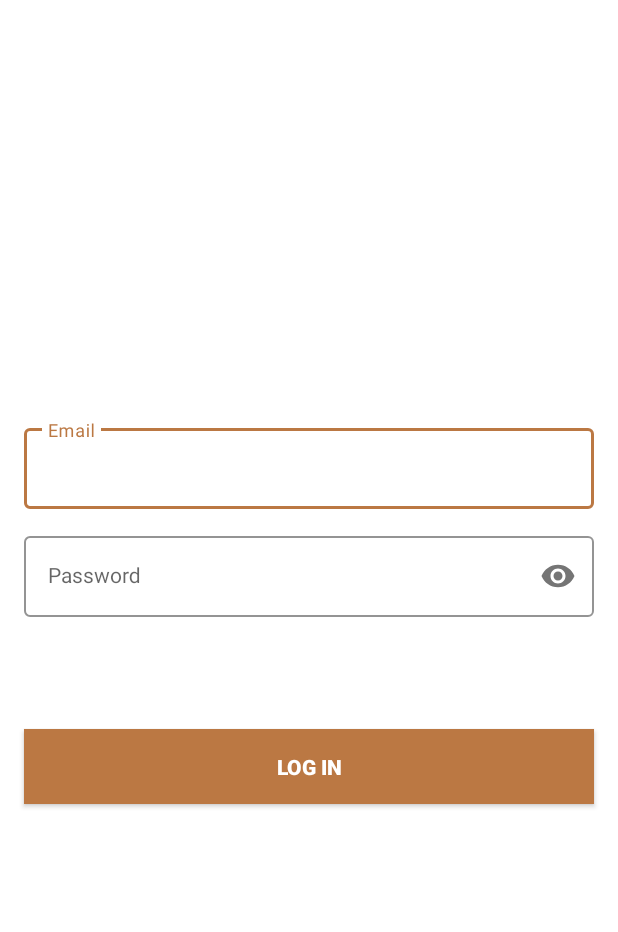
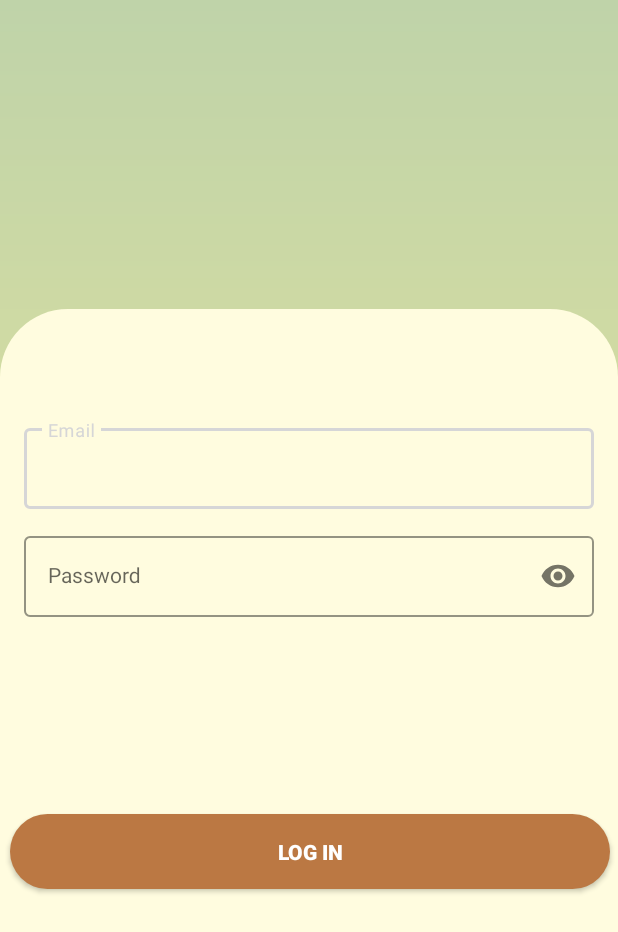
Before and after one commit to gelaelala/WanderPaw-Project, an Android app: the screen it shows after launch (LogInActivity), on a phone screen of 412 x 824 dp. Shown: the top 932 px of the screen. Run offline under Robolectric (Android 15) with nearby library versions, the phone set to English and light mode, and no system bars; our stand-ins replace Firebase (no records; nobody signed in at launch, a user with empty details on screens opened directly).

Commit message:
added drawables for rounded rectangle and rounded button, revised the color values in colors.xml, and added gradient background and shape filler in the log in xml file

```diff
--- a/Source Code/app/build.gradle
+++ b/Source Code/app/build.gradle
@@ -33,6 +33,7 @@ android {
     buildFeatures{
         viewBinding = true
     }
+    namespace 'com.codingstuff.loginandsignup'
 
 }
 
--- a/Source Code/app/src/main/AndroidManifest.xml
+++ b/Source Code/app/src/main/AndroidManifest.xml
@@ -1,6 +1,5 @@
 <?xml version="1.0" encoding="utf-8"?>
-<manifest xmlns:android="http://schemas.android.com/apk/res/android"
-    package="com.codingstuff.loginandsignup">
+<manifest xmlns:android="http://schemas.android.com/apk/res/android">
 
     <application
         android:allowBackup="true"
--- /dev/null
+++ b/Source Code/app/src/main/res/drawable/gradient_background.xml
@@ -0,0 +1,8 @@
+<?xml version="1.0" encoding="utf-8"?>
+<shape android:shape="rectangle" xmlns:android="http://schemas.android.com/apk/res/android">
+    <gradient
+        android:angle="270"
+        android:type="linear"
+        android:endColor="#F9ED95"
+        android:startColor="#BFD3A9" />
+</shape>
--- /dev/null
+++ b/Source Code/app/src/main/res/drawable/rectangle_round.xml
@@ -0,0 +1,5 @@
+<?xml version="1.0" encoding="utf-8"?>
+<shape android:shape="rectangle" xmlns:android="http://schemas.android.com/apk/res/android">
+    <solid android:color="@color/dirty_white" />
+    <corners android:topLeftRadius="45dp" android:topRightRadius="45dp"/>
+</shape>
--- /dev/null
+++ b/Source Code/app/src/main/res/drawable/roundedbutton.xml
@@ -0,0 +1,9 @@
+<?xml version="1.0" encoding="utf-8"?>
+<shape android:shape="rectangle"
+    xmlns:android="http://schemas.android.com/apk/res/android">
+    <solid android:color="@color/light_brown" />
+    <corners android:topRightRadius="25dp"
+        android:topLeftRadius="25dp"
+        android:bottomLeftRadius="25dp"
+        android:bottomRightRadius="25dp" />
+</shape>
--- a/Source Code/app/src/main/res/layout/activity_log_in.xml
+++ b/Source Code/app/src/main/res/layout/activity_log_in.xml
@@ -4,7 +4,43 @@
     xmlns:tools="http://schemas.android.com/tools"
     android:layout_width="match_parent"
     android:layout_height="match_parent"
+    android:background="@drawable/gradient_background"
     tools:context=".LogInActivity">
+
+    <androidx.constraintlayout.widget.Guideline
+        android:id="@+id/line_half"
+        android:layout_width="wrap_content"
+        android:layout_height="wrap_content"
+        android:orientation="horizontal"
+        app:layout_constraintGuide_percent="0.25" />
+
+    <androidx.constraintlayout.widget.ConstraintLayout
+        android:id="@+id/constraintLayout"
+        android:layout_width="match_parent"
+        android:layout_height="0dp"
+        android:background="@drawable/rectangle_round"
+        app:layout_constraintBottom_toBottomOf="parent"
+        app:layout_constraintTop_toTopOf="@id/line_half" >
+
+        <androidx.appcompat.widget.AppCompatButton
+            android:id="@+id/button"
+            android:layout_width="400dp"
+            android:layout_height="50dp"
+            android:layout_marginStart="6dp"
+            android:layout_marginTop="302dp"
+            android:layout_marginEnd="5dp"
+            android:layout_marginBottom="197dp"
+            android:background="@drawable/roundedbutton"
+            android:text="@string/log_in"
+            android:textColor="@color/white"
+            android:textStyle="bold"
+            app:layout_constraintBottom_toBottomOf="parent"
+            app:layout_constraintEnd_toEndOf="parent"
+            app:layout_constraintStart_toStartOf="parent"
+            app:layout_constraintTop_toTopOf="parent"
+            tools:layout_conversion_absoluteHeight="50dp"
+            tools:layout_conversion_absoluteWidth="395dp" />
+    </androidx.constraintlayout.widget.ConstraintLayout>
 
 
     <com.google.android.material.textfield.TextInputLayout
@@ -37,7 +73,6 @@
         android:layout_height="60sp"
         android:layout_marginHorizontal="16dp"
         android:layout_marginTop="12dp"
-        android:layout_marginBottom="30dp"
         app:boxStrokeColor="@color/palomino"
         app:hintTextColor="@color/palomino"
         app:layout_constraintEnd_toEndOf="parent"
@@ -55,21 +90,6 @@
             android:inputType="textPassword" />
     </com.google.android.material.textfield.TextInputLayout>
 
-    <androidx.appcompat.widget.AppCompatButton
-        android:id="@+id/button"
-        android:layout_width="0dp"
-        android:layout_height="50sp"
-        android:layout_marginHorizontal="16dp"
-        android:background="@color/palomino"
-        android:text="@string/log_in"
-        android:textColor="@color/white"
-        android:textStyle="bold"
-        app:layout_constraintBottom_toBottomOf="parent"
-        app:layout_constraintEnd_toEndOf="parent"
-        app:layout_constraintStart_toStartOf="parent"
-        app:layout_constraintTop_toBottomOf="@+id/passwordLayout"
-        app:layout_constraintVertical_bias="0.204" />
-
     <!--    <TextView-->
     <!--        android:id="@+id/textView"-->
     <!--        android:layout_width="wrap_content"-->
--- a/Source Code/app/src/main/res/values/colors.xml
+++ b/Source Code/app/src/main/res/values/colors.xml
@@ -1,18 +1,16 @@
 <?xml version="1.0" encoding="utf-8"?>
 <resources>
-    <color name="purple_200">#FFBB86FC</color>
-    <color name="purple_500">#FF6200EE</color>
-    <color name="purple_700">#FF3700B3</color>
-    <color name="teal_200">#FF03DAC5</color>
-    <color name="teal_700">#FF018786</color>
+
+    <!--Main Colors to be Used-->
+    <color name="neutral_green">#80AA5F</color>
+    <color name="dirty_white">#FFFCDF</color>
+    <color name="dark_brown">#62301B</color>
+    <color name="pink">#F0719F</color>
+    <color name="light_brown">#BB7843</color>
     <color name="black">#FF000000</color>
     <color name="white">#FFFFFFFF</color>
 
-
-    <color name="yellow">#FFC801</color>
-    <color name="palomino">#bb7843</color>
-
-
-
+    <!--For errors in input validation-->
+    <color name="red">#FF0000</color>
 
 </resources>
--- a/Source Code/build.gradle
+++ b/Source Code/build.gradle
@@ -11,8 +11,8 @@ buildscript {
     }
 }// Top-level build file where you can add configuration options common to all sub-projects/modules.
 plugins {
-    id 'com.android.application' version '7.4.2' apply false
-    id 'com.android.library' version '7.4.2' apply false
+    id 'com.android.application' version '8.0.2' apply false
+    id 'com.android.library' version '8.0.2' apply false
     id 'org.jetbrains.kotlin.android' version '1.9.0-Beta' apply false
 }
 
--- a/Source Code/gradle.properties
+++ b/Source Code/gradle.properties
@@ -21,3 +21,5 @@ kotlin.code.style=official
 # resources declared in the library itself and none from the library's dependencies,
 # thereby reducing the size of the R class for that library
 android.nonTransitiveRClass=true
+android.defaults.buildfeatures.buildconfig=true
+android.nonFinalResIds=false
```
Also changed, not shown: Source Code/gradle/wrapper/gradle-wrapper.properties. Lines whose indentation alone changed are shown as unchanged.
